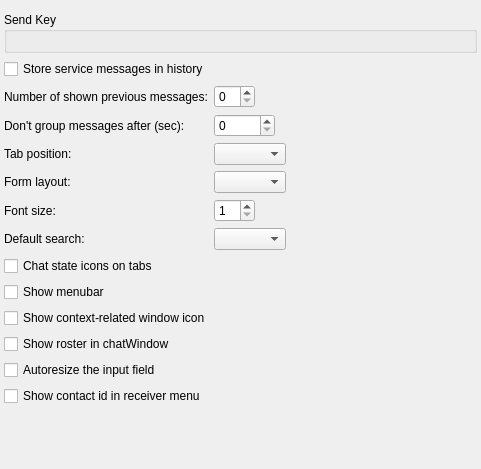
euroelessar/qutim, file core/src/corelayers/adiumchat/chatforms/tabbedchatform/settings/tabbedchatbehavior.ui: the form before one commit.
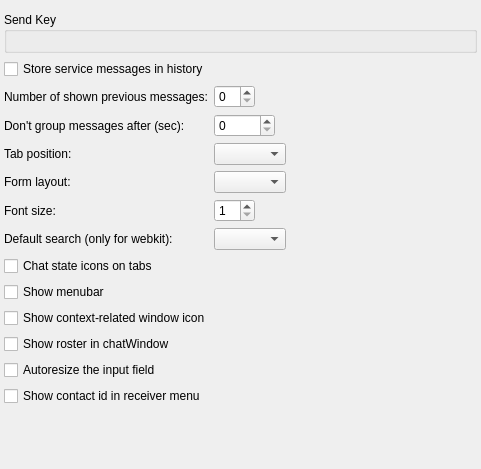
The form after the commit.

Commit message: [adiumwebview] improved for define yandex domain

The edit to the form file:
```diff
--- a/core/src/corelayers/adiumchat/chatforms/tabbedchatform/settings/tabbedchatbehavior.ui
+++ b/core/src/corelayers/adiumchat/chatforms/tabbedchatform/settings/tabbedchatbehavior.ui
@@ -153,7 +153,7 @@
    <item row="7" column="0">
     <widget class="QLabel" name="label_6">
      <property name="text">
-      <string>Default search:</string>
+      <string>Default search (only for webkit):</string>
      </property>
     </widget>
    </item>
```
The commit also changes 2 other files.
